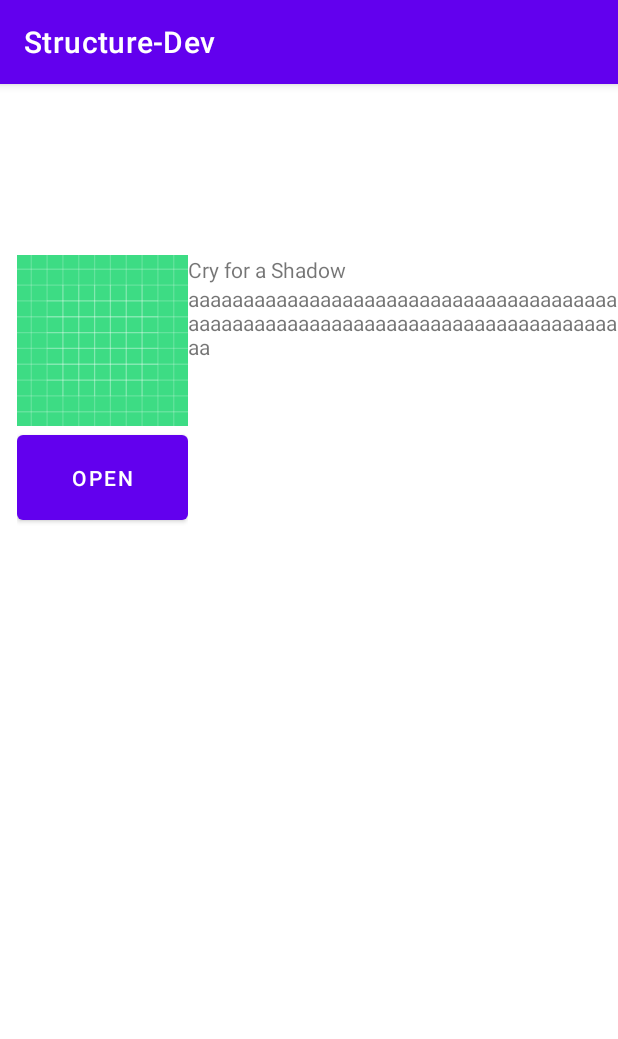
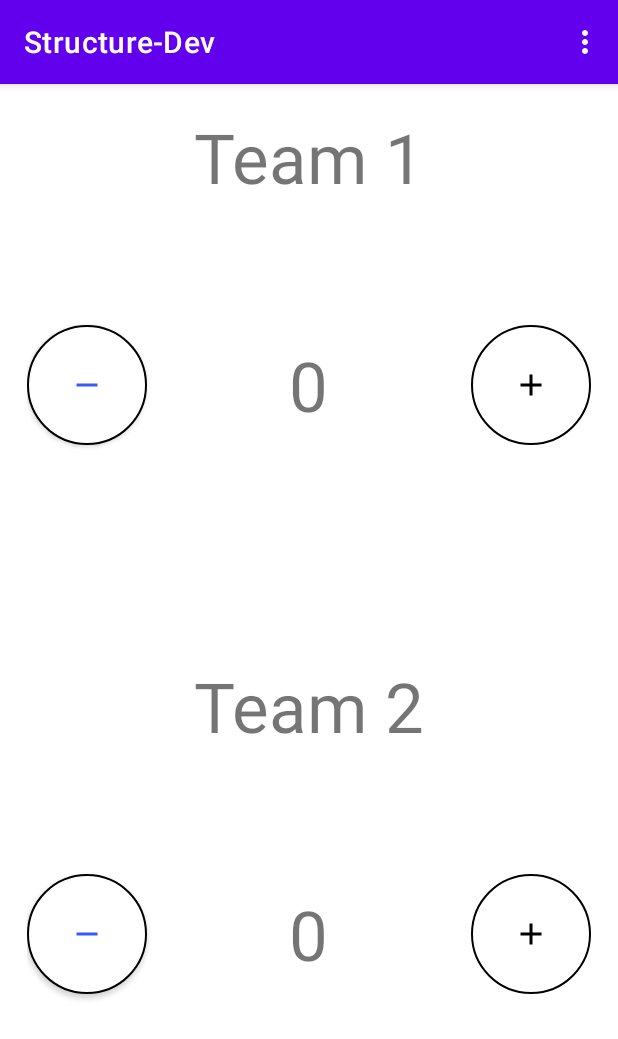
Before and after one commit to vinhcotam/Android_Tutorials_Pra_VinhHH, an Android app: the screen it shows after launch (FragmentEx before the commit, DrawerExercise after it), on a phone screen of 412 x 824 dp. Shown: the top 1039 px of the screen. Run offline under Robolectric (Android 15) with nearby library versions, the phone set to English and light mode, and no system bars.

Commit message:
commit code drawable

```diff
--- a/app/src/main/AndroidManifest.xml
+++ b/app/src/main/AndroidManifest.xml
@@ -11,13 +11,22 @@
         android:theme="@style/Theme.Structure_Android">
 
         <activity
-            android:name=".ex_slide6.FragmentEx"
+            android:name=".ex_slide8.DrawerExercise"
             android:exported="true">
             <intent-filter>
                 <action android:name="android.intent.action.MAIN" />
 
                 <category android:name="android.intent.category.LAUNCHER" />
             </intent-filter>
+            <meta-data
+                android:name="android.app.lib_name"
+                android:value="" />
+        </activity>
+        <activity
+
+            android:name=".ex_slide6.FragmentEx"
+            android:exported="true">
+
             <meta-data
                 android:name="android.app.lib_name"
                 android:value="" />
@@ -37,9 +46,6 @@
                 android:name="android.app.lib_name"
                 android:value="" />
         </activity>
-        <activity
-            android:name=".ex_slide3.ActivitySendMessage"
-            android:exported="true" />
     </application>
 
 </manifest>
--- /dev/null
+++ b/app/src/main/java/com/sun/android/ex_slide8/DrawerExercise.kt
@@ -0,0 +1,80 @@
+package com.sun.android.ex_slide8
+
+import androidx.appcompat.app.AppCompatActivity
+import android.os.Bundle
+import android.view.View
+import android.view.Menu;
+import android.view.MenuItem;
+import androidx.appcompat.app.AppCompatDelegate
+import com.sun.android.R
+import com.sun.android.databinding.ActivityDrawerExerciseBinding
+
+
+
+class DrawerExercise : AppCompatActivity() {
+    private val binding by lazy {
+        ActivityDrawerExerciseBinding.inflate(layoutInflater)
+    }
+    private var STATE_SCORE_1: String = "Team 1 Score"
+    private var STATE_SCORE_2: String = "Team 2 Score"
+    private var mScore1 = 0
+    private var mScore2 = 0
+    override fun onCreate(savedInstanceState: Bundle?) {
+        super.onCreate(savedInstanceState)
+        setContentView(binding.root)
+    }
+    fun decreaseScore(view: View) {
+        when (view.id) {
+            binding.decreaseTeam1.id -> {
+                mScore1--
+                binding.scoreTeam1.text = mScore1.toString()
+            }
+            binding.decreaseTeam2.id -> {
+                mScore2--
+                binding.scoreTeam2.text = mScore2.toString()
+            }
+        }
+    }
+    fun increaseScore(view: View){
+        when (view.id) {
+            binding.increaseTeam1.id -> {
+                mScore1++
+                binding.scoreTeam1.text = mScore1.toString()
+            }
+            binding.increaseTeam2.id -> {
+                mScore2++
+                binding.scoreTeam2.text = mScore2.toString()
+            }
+        }
+    }
+    override fun onCreateOptionsMenu(menu: Menu): Boolean {
+        menuInflater.inflate(R.menu.main_menu, menu)
+        val nightMode: Int = AppCompatDelegate.getDefaultNightMode()
+        if (nightMode == AppCompatDelegate.MODE_NIGHT_YES) {
+            menu.findItem(R.id.night_mode).setTitle(R.string.day_mode)
+        } else {
+            menu.findItem(R.id.night_mode).setTitle(R.string.night_mode)
+        }
+        return true
+    }
+    override fun onOptionsItemSelected(item: MenuItem): Boolean {
+        if (item.itemId == R.id.night_mode) {
+            val nightMode: Int = AppCompatDelegate.getDefaultNightMode()
+            if (nightMode == AppCompatDelegate.MODE_NIGHT_YES) {
+                AppCompatDelegate.setDefaultNightMode(AppCompatDelegate.MODE_NIGHT_NO)
+
+            } else {
+                AppCompatDelegate.setDefaultNightMode(AppCompatDelegate.MODE_NIGHT_YES)
+            }
+            recreate()
+        }
+        return true
+    }
+
+    override fun onSaveInstanceState(outState: Bundle) {
+        super.onSaveInstanceState(outState)
+        outState.putInt(STATE_SCORE_1, mScore1)
+        outState.putInt(STATE_SCORE_2, mScore2)
+    }
+
+}
--- /dev/null
+++ b/app/src/main/res/drawable/button_background.xml
@@ -0,0 +1,8 @@
+<shape xmlns:android="http://schemas.android.com/apk/res/android"
+    android:shape="rectangle">
+    <solid android:color="@color/white"/>
+    <stroke
+        android:width="1dip"/>
+    <corners android:radius="@dimen/dp_200"/>
+
+</shape>
--- /dev/null
+++ b/app/src/main/res/drawable/ic_minus.xml
@@ -0,0 +1,5 @@
+<vector android:height="24dp" android:tint="#000000"
+    android:viewportHeight="24" android:viewportWidth="24"
+    android:width="24dp" xmlns:android="http://schemas.android.com/apk/res/android">
+    <path android:fillColor="@android:color/white" android:pathData="M19,13H5v-2h14v2z"/>
+</vector>
--- /dev/null
+++ b/app/src/main/res/drawable/ic_plus.xml
@@ -0,0 +1,5 @@
+<vector android:height="24dp" android:tint="#000000"
+    android:viewportHeight="24" android:viewportWidth="24"
+    android:width="24dp" xmlns:android="http://schemas.android.com/apk/res/android">
+    <path android:fillColor="@android:color/white" android:pathData="M19,13h-6v6h-2v-6H5v-2h6V5h2v6h6v2z"/>
+</vector>
--- /dev/null
+++ b/app/src/main/res/layout/activity_drawer_exercise.xml
@@ -0,0 +1,105 @@
+<LinearLayout xmlns:android="http://schemas.android.com/apk/res/android"
+    xmlns:tools="http://schemas.android.com/tools"
+    android:layout_width="match_parent"
+    android:layout_height="match_parent"
+    android:orientation="vertical"
+    android:padding="@dimen/dp_16"
+    tools:context=".ex_slide8.DrawerExercise">
+    <RelativeLayout
+        android:layout_width="match_parent"
+        android:layout_height="@dimen/dp_0"
+        android:layout_weight="1">
+
+        <TextView
+            android:layout_width="wrap_content"
+            android:layout_height="wrap_content"
+            android:layout_alignParentTop="true"
+            android:layout_centerHorizontal="true"
+            android:text="@string/team_1"
+            android:textSize="@dimen/dp_40" />
+
+        <ImageButton
+            style="@style/MinusButtons"
+            android:id="@+id/decrease_team1"
+            android:layout_width="@dimen/dp_70"
+            android:layout_height="@dimen/dp_70"
+            android:layout_alignParentStart="true"
+            android:layout_alignParentLeft="true"
+            android:layout_centerVertical="true"
+            android:onClick="decreaseScore"
+            android:background="@drawable/button_background"
+
+            android:contentDescription="@string/minus_button"
+            android:src="@drawable/ic_minus" />
+
+        <TextView
+            android:id="@+id/score_team1"
+            android:layout_width="wrap_content"
+            android:layout_height="wrap_content"
+            android:layout_centerHorizontal="true"
+            android:layout_centerVertical="true"
+            android:text="@string/initial_count"
+            android:textSize="@dimen/dp_40" />
+
+        <ImageButton
+            android:id="@+id/increase_team1"
+            android:layout_width="@dimen/dp_70"
+            android:layout_height="@dimen/dp_70"
+            android:layout_alignParentEnd="true"
+            android:layout_alignParentRight="true"
+            android:layout_centerVertical="true"
+            android:onClick="increaseScore"
+            android:background="@drawable/button_background"
+
+            android:contentDescription="@string/plus_button"
+            android:src="@drawable/ic_plus" />
+    </RelativeLayout>
+
+    <RelativeLayout
+        android:layout_width="match_parent"
+        android:layout_height="@dimen/dp_0"
+        android:layout_weight="1">
+
+        <TextView
+            android:layout_width="wrap_content"
+            android:layout_height="wrap_content"
+            android:layout_alignParentTop="true"
+            android:layout_centerHorizontal="true"
+            android:text="@string/team_2"
+            android:textSize="@dimen/dp_40" />
+
+        <ImageButton
+            android:id="@+id/decrease_team2"
+            android:layout_width="@dimen/dp_70"
+            android:layout_height="@dimen/dp_70"
+            android:layout_alignParentStart="true"
+            android:layout_alignParentLeft="true"
+            android:layout_centerVertical="true"
+            style="@style/MinusButtons"
+            android:background="@drawable/button_background"
+            android:contentDescription="@string/minus_button"
+            android:onClick="decreaseScore"
+            android:src="@drawable/ic_minus" />
+
+        <TextView
+            android:id="@+id/score_team2"
+            android:layout_width="wrap_content"
+            android:layout_height="wrap_content"
+            android:layout_centerHorizontal="true"
+            android:layout_centerVertical="true"
+            android:text="@string/initial_count"
+            android:textSize="@dimen/dp_40" />
+
+        <ImageButton
+            android:id="@+id/increase_team2"
+            android:layout_width="@dimen/dp_70"
+            android:layout_height="@dimen/dp_70"
+            android:layout_alignParentEnd="true"
+            android:layout_alignParentRight="true"
+            android:layout_centerVertical="true"
+            android:onClick="increaseScore"
+            android:background="@drawable/button_background"
+            android:contentDescription="@string/plus_button"
+            android:src="@drawable/ic_plus" />
+    </RelativeLayout>
+</LinearLayout>
--- /dev/null
+++ b/app/src/main/res/menu/main_menu.xml
@@ -0,0 +1,7 @@
+<?xml version="1.0" encoding="utf-8"?>
+<menu xmlns:android="http://schemas.android.com/apk/res/android">
+    <item
+        android:id="@+id/night_mode"
+        android:title="@string/night_mode"/>
+
+</menu>
--- a/app/src/main/res/values/colors.xml
+++ b/app/src/main/res/values/colors.xml
@@ -8,5 +8,6 @@
     <color name="black">#FF000000</color>
     <color name="white">#FFFFFFFF</color>
     <color name="grey">#A9A9A9</color>
+    <color name="blue">#335BFF</color>
     <color name="gold">#FFD700</color>
 </resources>
--- a/app/src/main/res/values/strings.xml
+++ b/app/src/main/res/values/strings.xml
@@ -11,6 +11,13 @@
     <string name="text_display_message_received">This is the message</string>
     <string name="text_title_received">Message received</string>
     <string name="text_title_reply">Reply received</string>
+    <string name="minus_button">Minus Button</string>
+    <string name="plus_button">Plus Button</string>
+    <string name="team_1">Team 1</string>
+    <string name="team_2">Team 2</string>
+    <string name="initial_count">0</string>
+    <string name="night_mode">Night Mode</string>
+    <string name="day_mode">Day Mode</string>
     <string name="intent_exception">Không thể thực hiện intent này</string>
     <string name="defaul_search_web_value">http://developer.android.com</string>
     <string name="defaul_search_location_value">Golden Bridge</string>
--- /dev/null
+++ b/app/src/main/res/values/styles.xml
@@ -0,0 +1,34 @@
+<?xml version="1.0" encoding="utf-8"?>
+<resources>
+    <style name="ScoreButtons" parent="Widget.AppCompat.Button">
+        <item name="android:background">@drawable/button_background</item>
+        <item name="android:tint">@color/blue</item>
+    </style>
+
+    <style name="PlusButtons" parent="ScoreButtons">
+        <item name="android:src">@drawable/ic_plus</item>
+        <item name="android:contentDescription">
+            @string/plus_button
+        </item>
+    </style>
+
+    <style name="MinusButtons" parent="ScoreButtons">
+        <item name="android:src">@drawable/ic_minus</item>
+        <item name="android:contentDescription">
+            @string/minus_button
+        </item>
+    </style>
+
+    <style name="ScoreText">
+        <item name="android:textAppearance">
+            @style/TextAppearance.AppCompat.Display3
+        </item>
+    </style>
+
+    <style name="TeamText">
+        <item name="android:textAppearance">
+            @style/TextAppearance.AppCompat.Display1
+        </item>
+    </style>
+
+</resources>
```
